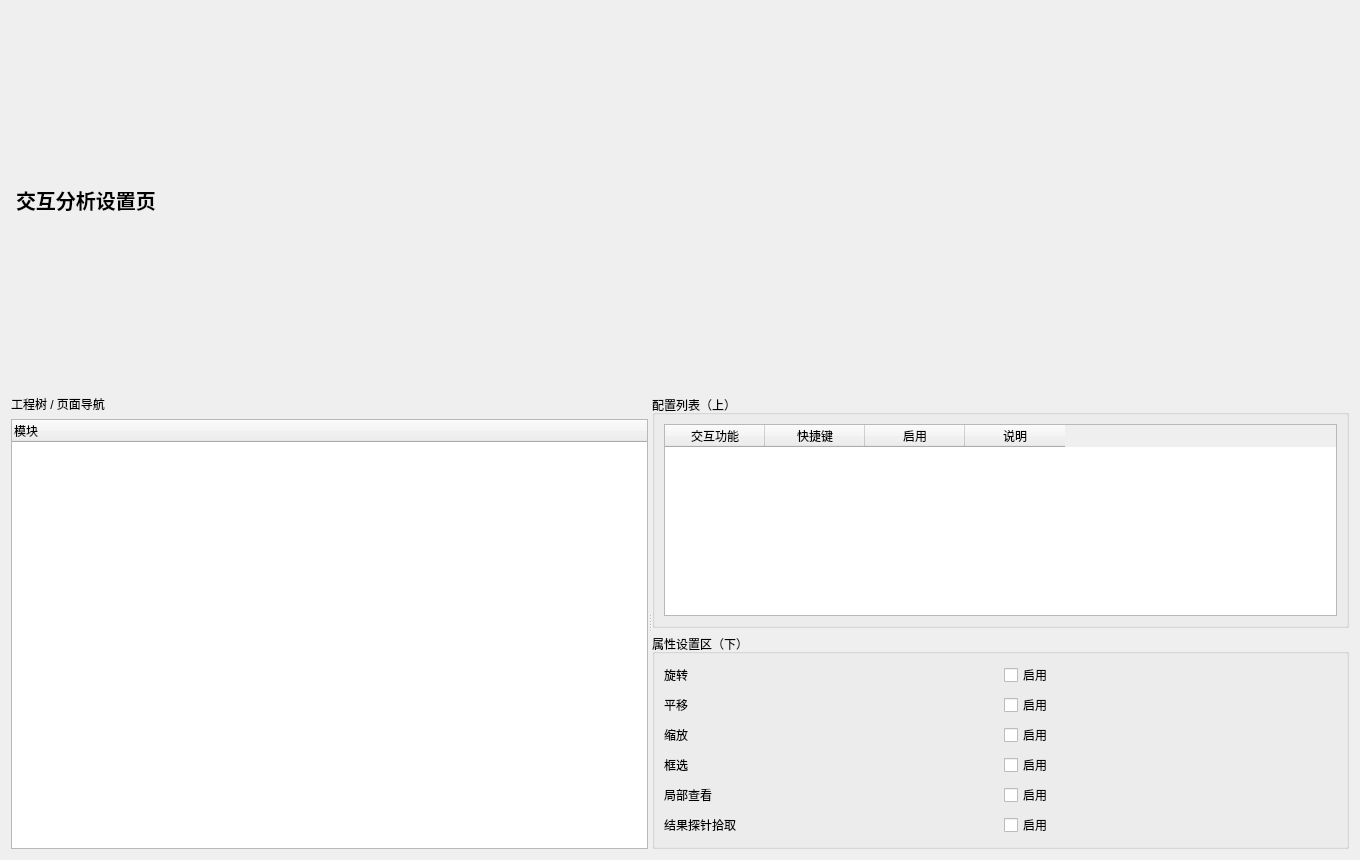
Old version of the form plugins/Base_Display/VisualizationInteractiveAnalysisPage.ui in the repository asd977/base_cae.
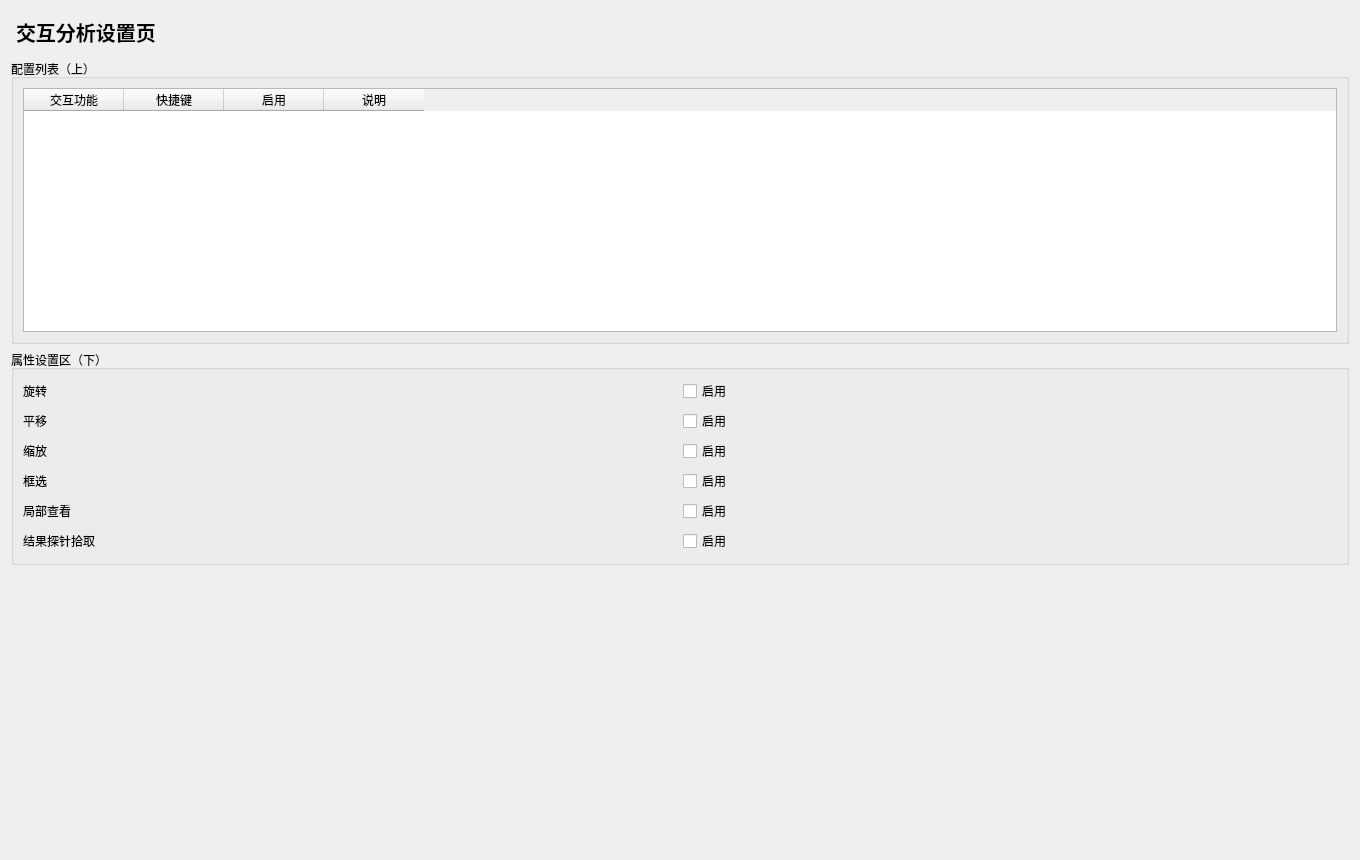
New version of the form.

Commit message: 按评审意见移除左侧导航并补充底部纵向弹簧

What changed in the file:
```diff
--- a/plugins/Base_Display/VisualizationInteractiveAnalysisPage.ui
+++ b/plugins/Base_Display/VisualizationInteractiveAnalysisPage.ui
@@ -6,17 +6,6 @@
   <layout class="QVBoxLayout" name="rootLayout">
    <item><widget class="QLabel" name="titleLabel"><property name="styleSheet"><string notr="true">font-size:20px;font-weight:700;padding:6px 0;</string></property><property name="text"><string>交互分析设置页</string></property></widget></item>
    <item>
-    <widget class="QSplitter" name="mainSplitter">
-     <property name="orientation"><enum>Qt::Horizontal</enum></property>
-     <widget class="QWidget" name="leftPanel">
-      <layout class="QVBoxLayout" name="leftLayout">
-       <item><widget class="QLabel" name="navTitle"><property name="text"><string>工程树 / 页面导航</string></property></widget></item>
-       <item><widget class="QTreeWidget" name="navTree"><column><property name="text"><string>模块</string></property></column></widget></item>
-      </layout>
-     </widget>
-     <widget class="QWidget" name="rightPanel">
-      <layout class="QVBoxLayout" name="rightLayout">
-       <item>
         <widget class="QGroupBox" name="listGroup"><property name="title"><string>配置列表（上）</string></property>
          <layout class="QVBoxLayout" name="listLayout">
           <item><widget class="QTableWidget" name="configTable">              <column><property name="text"><string>交互功能</string></property></column>
@@ -45,9 +34,11 @@
          </layout>
         </widget>
        </item>
-      </layout>
-     </widget>
-    </widget>
+   <item>
+    <spacer name="verticalSpacer">
+     <property name="orientation"><enum>Qt::Vertical</enum></property>
+     <property name="sizeHint" stdset="0"><size><width>20</width><height>40</height></size></property>
+    </spacer>
    </item>
   </layout>
  </widget>
```
Left out of the diff: 3 changed lines with no effect on the pictures. Lines whose indentation alone changed are shown as unchanged. The commit also changes 23 other files.
